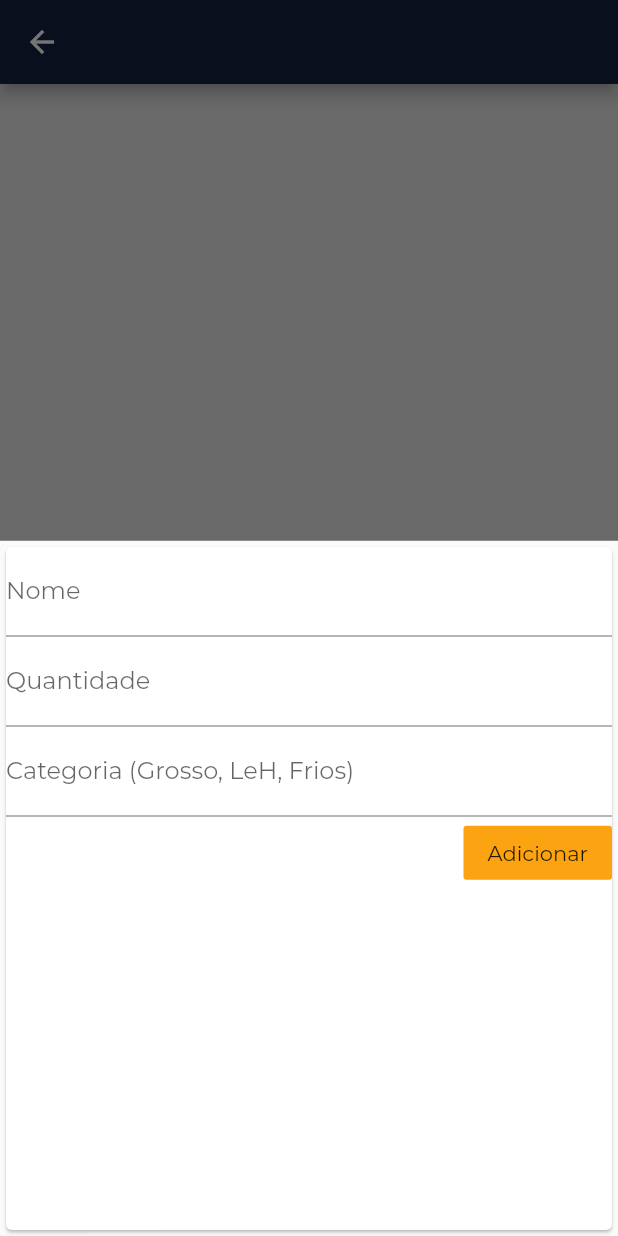
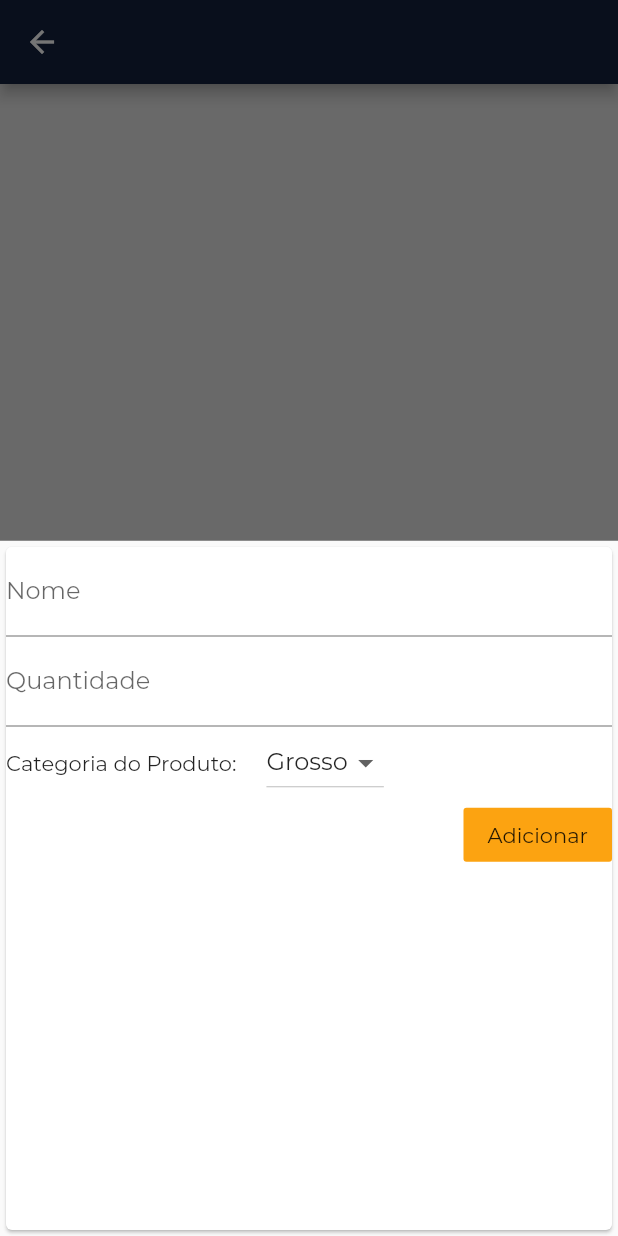
Before and after one commit to owarleysouza/S-Compras, a Flutter app: the Produtos screen opened directly with empty values, after a tap on the "add shopping cart" icon, on a phone screen of 412 x 824 dp. Run offline on Flutter 3.47's test engine with Material 2 defaults, Android fonts, the phone set to English and light mode, and no system bars.

Commit message:
Campo de selecao de categoria de produto implementado

```diff
--- a/lib/views/addProduto.dart
+++ b/lib/views/addProduto.dart
@@ -14,13 +14,13 @@ class _AddProdutoState extends State<AddProduto> {
 
   final quantidadeController = TextEditingController();
 
-  final categoriaController = TextEditingController();
+  String categoriavalue = "Grosso";
 
   _submeterFormulario() {
     //funcao para verificar os inputs gerados. Se estiver correto, submeter o novo elemento
     final nome = nomeController.text;
     final quantidade = quantidadeController.text;
-    final categoria = categoriaController.text;
+    final categoria = categoriavalue;
 
     if (nome == "" || quantidade[0] == "0" || nome.length > 17) {
       //Nome deve ser não vazio e menor que 17 caracteres para não dá overflowed na tela. Quantidade deve ser maior que 0
@@ -45,12 +45,27 @@ class _AddProdutoState extends State<AddProduto> {
                 decimal: true), //parametro para que o teclado seja numerico
             controller: quantidadeController,
           ),
-          TextField(
-            decoration:
-                InputDecoration(labelText: "Categoria (Grosso, LeH, Frios)"),
-            controller: categoriaController,
-            onSubmitted: (_) =>
-                _submeterFormulario(), //Ao apertar no enter do teclado já submeter
+          Row(
+            mainAxisAlignment: MainAxisAlignment.start,
+            children: <Widget>[
+              Text("Categoria do Produto:"),
+              SizedBox(
+                width: 20,
+              ),
+              DropdownButton(
+                  value: categoriavalue,
+                  items: <String>["Grosso", "LeH", "Frios"]
+                      .map((String value) => DropdownMenuItem(
+                            value: value,
+                            child: Text(value),
+                          ))
+                      .toList(),
+                  onChanged: (newvalue) {
+                    setState(() {
+                      categoriavalue = newvalue;
+                    });
+                  }),
+            ],
           ),
           Row(
             mainAxisAlignment: MainAxisAlignment.end,
```
